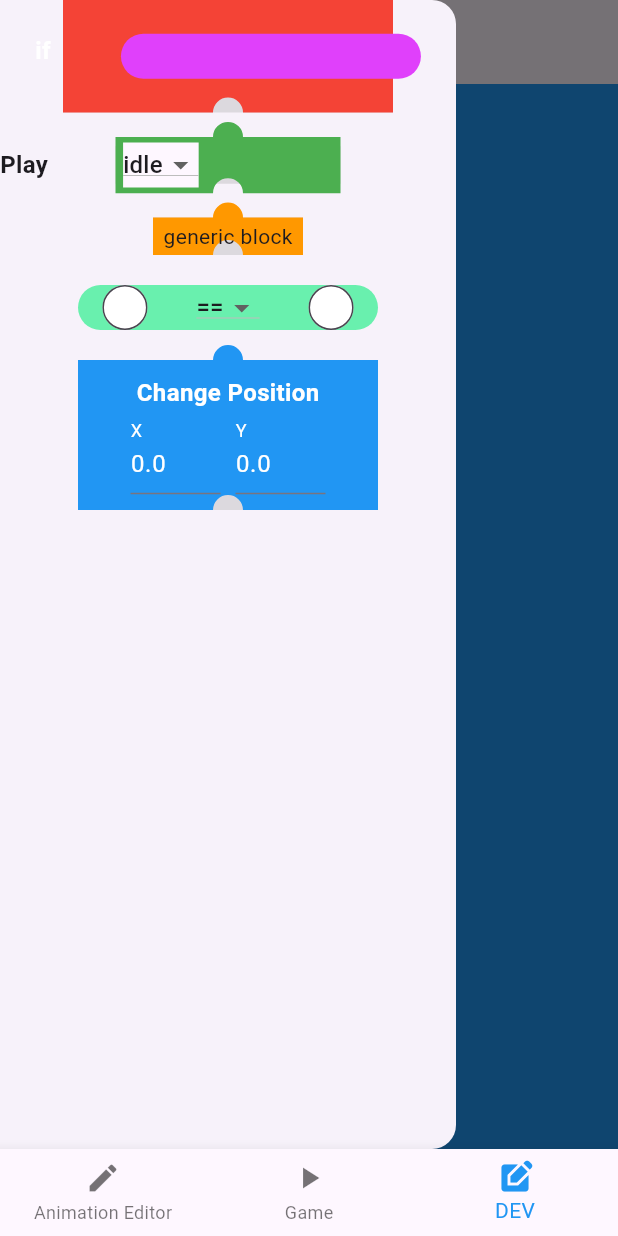
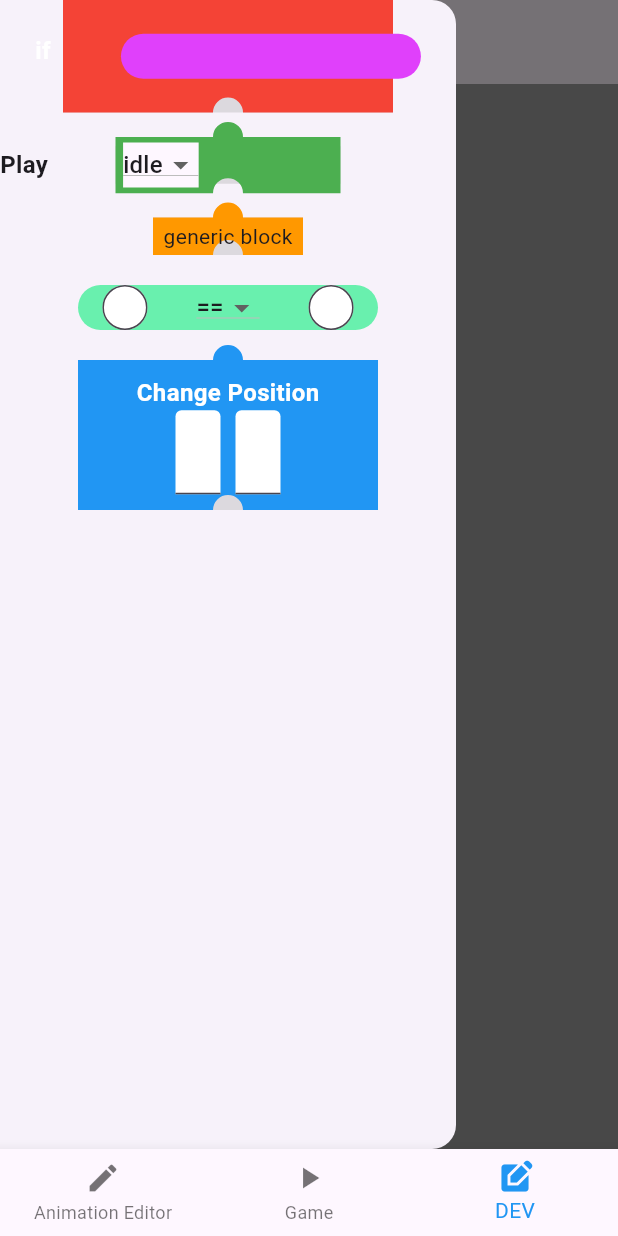
Before and after one commit to Abdallah-Ehab/project_Alpha, a Flutter app: the screen it shows after launch, item 3 of the bottom bar chosen, with the side drawer open, on a phone screen of 412 x 824 dp. Run offline on Flutter 3.47's test engine with Material 3 defaults, Android fonts, the phone set to English and light mode, and no system bars; our stand-ins replace flutter_colorpicker, google_fonts.

Commit message:
added changeposition block successfully

```diff
--- a/lib/models/blockModels/block_model.dart
+++ b/lib/models/blockModels/block_model.dart
@@ -108,7 +108,8 @@ class BlockModel implements BlockInterface {
   @override
   void connectChild(BlockModel child) {
     this.child = child.copyWith(
-        position: (position ?? Offset.zero) + Offset(0.5*width - 0.5*child.width,height),
+        position: (position ?? Offset.zero) +
+            Offset(0.5 * width - 0.5 * child.width, height),
         parent: this,
         state: ConnectionState.connected,
         source: Source.workSpace);
@@ -193,7 +194,8 @@ class IfStatementBlock extends BlockModel
   @override
   void connectChild(BlockModel child) {
     this.child = child.copyWith(
-        position: (position ?? Offset.zero) + Offset(0.5*width - 0.5*child.width, height),
+        position: (position ?? Offset.zero) +
+            Offset(0.5 * width - 0.5 * child.width, height),
         parent: this,
         state: ConnectionState.connected,
         source: Source.workSpace);
@@ -278,7 +280,8 @@ class PlayAnimationBlock extends BlockModel {
   @override
   void connectChild(BlockModel child) {
     this.child = child.copyWith(
-        position: (position ?? Offset.zero) + Offset(0.5*width - 0.5*child.width, height),
+        position: (position ?? Offset.zero) +
+            Offset(0.5 * width - 0.5 * child.width, height),
         parent: this,
         state: ConnectionState.connected,
         source: Source.workSpace);
@@ -371,22 +374,56 @@ class ChangePositionBlock extends BlockModel {
       required super.source,
       super.child,
       this.dx,
-      this.dy});
+      this.dy,
+      super.position});
 
-    @override
+  @override
+  ChangePositionBlock copyWith({
+    double? dx,
+    double? dy,
+    int? blockId,
+    String? code,
+    Color? color,
+    Offset? position,
+    ConnectionState? state,
+    BlockType? blockType,
+    double? width,
+    double? height,
+    Source? source,
+    BlockModel? child,
+    BlockModel? parent,
+  }) {
+    return ChangePositionBlock(
+      dx: dx ?? this.dx,
+      dy: dy ?? this.dy,
+      code: code ?? this.code,
+      color: color ?? this.color,
+      state: state ?? this.state,
+      blockType: blockType ?? this.blockType,
+      width: width ?? this.width,
+      height: height ?? this.height,
+      source: source ?? this.source,
+      child: child ?? this.child,
+      position: position ?? this.position,
+    );
+  }
+
+  @override
   Result<Offset> execute(
       GameObjectManagerProvider gameObjectProvider, GameObject gameObject) {
-        if(dx == null && dy == null){
-          return Result.failure(errorMessage: "both the horisontal and vertical factors are null");
-        }
-    gameObjectProvider.changeGlobalPosition(dx:dx,dy:dy,gameObject: gameObject);
+    if (dx == null && dy == null) {
+      return Result.failure(
+          errorMessage: "both the horisontal and vertical factors are null");
+    }
+    gameObjectProvider.addToTheCurrentPosition(
+        dx: dx, dy: dy, gameObject: gameObject);
     return Result.success(result: gameObject.position);
   }
+
   @override
   Widget constructBlock() {
     return ChangePositionBlockWidget(blockModel: this);
   }
-
 }
 
 class Result<T> {
--- a/lib/models/gameObjectModels/game_object.dart
+++ b/lib/models/gameObjectModels/game_object.dart
@@ -2,6 +2,7 @@
 import 'dart:developer';
 
 import 'package:flutter/material.dart';
+import 'package:flutter/scheduler.dart';
 import 'package:scratch_clone/models/animationModels/animation_track.dart';
 import 'package:scratch_clone/models/blockModels/block_interface.dart';
 import 'package:scratch_clone/models/blockModels/block_model.dart';
@@ -19,7 +20,8 @@ class GameObject {
   bool animationPlaying;
   BlockModel? blocksHead;
   late List<BlockModel> workSpaceBlocks;
-
+  late GameObjectManagerProvider gameObjectManagerProvider;
+late Ticker ticker;
   GameObject({
     required this.name,
     required TickerProvider vsync,
@@ -33,6 +35,9 @@ class GameObject {
     required this.blocksHead,
   }) {
     animationController = AnimationController(vsync: vsync, duration: const Duration(seconds: 1));
+    ticker = vsync.createTicker((elapsedTime){
+      execute(elapsedTime);
+    });
     workSpaceBlocks = [blocksHead!];
   }
 
@@ -41,36 +46,53 @@ class GameObject {
 
 
 
+  void stop(){
+    ticker.stop();
+  }
 
 
 
 
+  Result<String> execute(Duration elapsedTime) {
 
-  Result execute(GameObjectManagerProvider gameObjectProvider){
     BlockModel? currentBlock = blocksHead;
-    if (workSpaceBlocks.length > 1 || workSpaceBlocks.isEmpty){
+
+    if (workSpaceBlocks.length > 1 || workSpaceBlocks.isEmpty) {
+      log("please connect all the blocks");
       return Result.failure(errorMessage: "please connect all the blocks");
     }
-    while(currentBlock != null){
-      Result result = currentBlock.execute(gameObjectProvider,this);
 
-      if(result.errorMessage != null){
+    while (currentBlock != null) {
+      Result result = currentBlock.execute(gameObjectManagerProvider, this);
+
+      if (result.errorMessage != null) {
         log("${result.errorMessage}");
-        return result;
+        stop();
+        return Result.failure(errorMessage: result.errorMessage);
       }
-      if(result.result == false){
-        while(currentBlock?.child != null){
 
-          if(currentBlock?.child is LabelBlock){
+      if (result.result == false) {
+        while (currentBlock?.child != null) {
+          if (currentBlock?.child is LabelBlock) {
             break;
           }
           currentBlock = currentBlock?.child;
         }
       }
+
       log("${result.result}");
       currentBlock = currentBlock?.child;
     }
-    return Result.success(result: "$name code executed successfully");
-  }
+
+    // Instead of returning, let the loop continue if necessary.
+    return Result.success(result:"$name code executed successfully");
 
 }
+
+void play(GameObjectManagerProvider gameObjectManagerProvider){
+this.gameObjectManagerProvider = gameObjectManagerProvider;
+ticker.start();
+}
+
+
+}
--- a/lib/widgets/blockWidgets/block_factory.dart
+++ b/lib/widgets/blockWidgets/block_factory.dart
@@ -182,7 +182,9 @@ class _ChangePositionBlockWidgetState extends State<ChangePositionBlockWidget> {
         Column(
           mainAxisSize: MainAxisSize.min,
           children: [
-            const Text(
+            const Material(
+              color: Colors.transparent,
+              child: Text(
                 "Change Position",
                 style: TextStyle(
                   fontSize: 16,
@@ -190,39 +192,50 @@ class _ChangePositionBlockWidgetState extends State<ChangePositionBlockWidget> {
                   color: Colors.white,
                 ),
               ),
+            ),
             Row(
               mainAxisAlignment: MainAxisAlignment.center,
               children: [
                 SizedBox(
-                  width: 60,
+                  width: 30,
+                  child: Material(
+                    color: Colors.transparent,
                     child: TextField(
                       controller: _dxController,
                       decoration: const InputDecoration(
+                        filled: true,
+                        fillColor: Colors.white,
                         labelText: "X",
                         labelStyle: TextStyle(color: Colors.white),
                       ),
                       keyboardType: TextInputType.number,
-                    style: const TextStyle(color: Colors.white),
+                      style: const TextStyle(color: Colors.black),
                       onChanged: (value) {
 
                         widget.blockModel.dx = double.tryParse(value);
                       },
                     ),
                   ),
+                ),
                 const SizedBox(width: 10),
                 SizedBox(
-                  width: 60,
+                  width: 30,
+                  child: Material(
+                    color: Colors.transparent,
                     child: TextField(
                       controller: _dyController,
                       decoration: const InputDecoration(
+                        filled: true,
+                        fillColor: Colors.white,
                         labelText: "Y",
                         labelStyle: TextStyle(color: Colors.white),
                       ),
                       keyboardType: TextInputType.number,
-                    style: const TextStyle(color: Colors.white),
+                      style: const TextStyle(color: Colors.black),
                       onChanged: (value) {
                         widget.blockModel.dy = double.tryParse(value);
                       },
+                    ),
                   ),
                 ),
               ],
--- a/lib/widgets/blockWidgets/work_space.dart
+++ b/lib/widgets/blockWidgets/work_space.dart
@@ -21,7 +21,7 @@ class _WorkSpaceState extends State<WorkSpace> {
     var gameObjectManagerProvider =
         Provider.of<GameObjectManagerProvider>(context);
     return Container(
-      color: Colors.blue,
+      color: Colors.grey,
       child: DragTarget<BlockModel>(
           builder: (context, candidateData, rejectedData) {
         return Stack(
@@ -68,7 +68,7 @@ class _WorkSpaceState extends State<WorkSpace> {
                 height: details.data.height,
                 source: Source.workSpace);
           } else {
-            newBlock = BlockModel(
+            newBlock = ChangePositionBlock(
               position: localOffset,
               code: details.data.code,
               color: details.data.color,
--- a/lib/widgets/gameobjectWidgets/play_button.dart
+++ b/lib/widgets/gameobjectWidgets/play_button.dart
@@ -24,7 +24,7 @@ class PlayButton extends StatelessWidget {
     var gameObejcts = gameObjectManagerProvider.gameObjects.values;
 
     for(var gameObject in gameObejcts){
-      gameObject.execute(gameObjectManagerProvider);
+      gameObject.play(gameObjectManagerProvider);
     }
   }
 }
```
Also changed, not shown: lib/providers/gameObjectProviders/game_object_manager_provider.dart (+16 -0 lines). Lines whose indentation alone changed are shown as unchanged.
